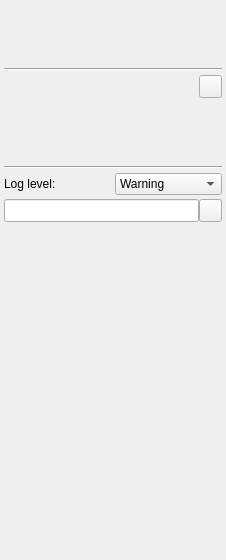
PlusToolkit/PlusApp, file PlusApp/fCal/Toolboxes/ConfigurationToolbox.ui: the form before one commit.
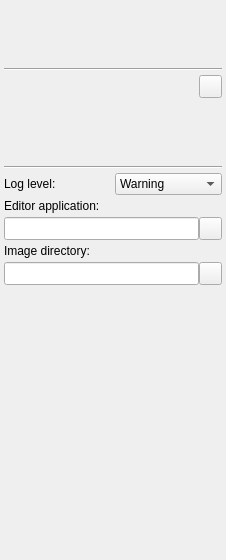
The form after the commit. Icons and pictures are not drawn.

Commit message: Re #338: Image directory selection added to fCal Configuration toolbox

```diff
--- a/PlusApp/fCal/Toolboxes/ConfigurationToolbox.ui
+++ b/PlusApp/fCal/Toolboxes/ConfigurationToolbox.ui
@@ -211,6 +211,16 @@
      </item>
     </layout>
    </item>
+   <item>
+    <widget class="QLabel" name="label_EditorApplicationExecutable">
+     <property name="toolTip">
+      <string>Path of the editor application executable that is used to open configuration files</string>
+     </property>
+     <property name="text">
+      <string>Editor application:</string>
+     </property>
+    </widget>
+   </item>
    <item>
     <layout class="QHBoxLayout" name="horizontalLayout_3">
      <property name="spacing">
@@ -269,6 +279,77 @@
      </item>
     </layout>
    </item>
+   <item>
+    <widget class="QLabel" name="label_ImageDirectory">
+     <property name="toolTip">
+      <string>Directory that contains the usually used input images (to act as home for relative paths in device set configuration files)</string>
+     </property>
+     <property name="text">
+      <string>Image directory:</string>
+     </property>
+    </widget>
+   </item>
+   <item>
+    <layout class="QHBoxLayout" name="horizontalLayout_4">
+     <property name="spacing">
+      <number>0</number>
+     </property>
+     <item>
+      <widget class="QLineEdit" name="lineEdit_ImageDirectory">
+       <property name="sizePolicy">
+        <sizepolicy hsizetype="Expanding" vsizetype="Preferred">
+         <horstretch>0</horstretch>
+         <verstretch>0</verstretch>
+        </sizepolicy>
+       </property>
+       <property name="toolTip">
+        <string>Directory that contains the usually used input images (to act as home for relative paths in device set configuration files)</string>
+       </property>
+       <property name="readOnly">
+        <bool>true</bool>
+       </property>
+      </widget>
+     </item>
+     <item>
+      <widget class="QPushButton" name="pushButton_SelectImageDirectory">
+       <property name="sizePolicy">
+        <sizepolicy hsizetype="Fixed" vsizetype="Fixed">
+         <horstretch>0</horstretch>
+         <verstretch>0</verstretch>
+        </sizepolicy>
+       </property>
+       <property name="minimumSize">
+        <size>
+         <width>23</width>
+         <height>23</height>
+        </size>
+       </property>
+       <property name="maximumSize">
+        <size>
+         <width>23</width>
+         <height>23</height>
+        </size>
+       </property>
+       <property name="toolTip">
+        <string>Select other device set configuration directory</string>
+       </property>
+       <property name="text">
+        <string/>
+       </property>
+       <property name="icon">
+        <iconset resource="../../CommonWidgets/CommonWidgets.qrc">
+         <normaloff>:/icons/Resources/icon_OpenFile.png</normaloff>:/icons/Resources/icon_OpenFile.png</iconset>
+       </property>
+       <property name="iconSize">
+        <size>
+         <width>16</width>
+         <height>16</height>
+        </size>
+       </property>
+      </widget>
+     </item>
+    </layout>
+   </item>
    <item>
     <spacer name="verticalSpacer">
      <property name="orientation">
```
Left out of the diff: 9 changed lines with no effect on the pictures. The commit also changes 2 other files.
